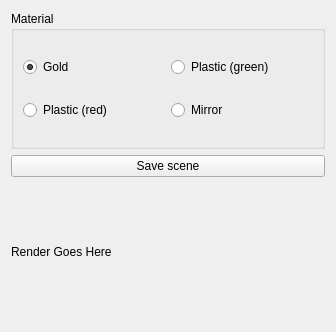
Above: widgets/manager.ui from Daichip/Project_Tesi before the change. Below: the same form after it.
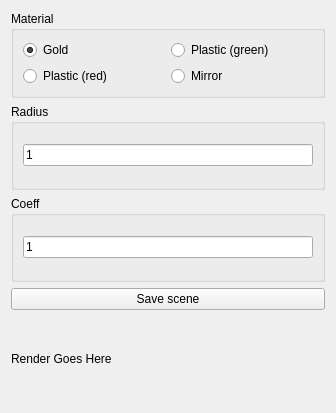
That is the form after the change.

Patch:
```diff
--- a/widgets/manager.ui
+++ b/widgets/manager.ui
@@ -7,7 +7,7 @@
     <x>0</x>
     <y>0</y>
     <width>336</width>
-    <height>332</height>
+    <height>413</height>
    </rect>
   </property>
   <property name="windowTitle">
@@ -54,6 +54,50 @@
      </layout>
     </widget>
    </item>
+   <item>
+    <widget class="QGroupBox" name="radiusGroupBox">
+     <property name="title">
+      <string>Radius</string>
+     </property>
+     <layout class="QGridLayout" name="gridLayout">
+      <item row="0" column="0">
+       <widget class="QLineEdit" name="radiusLineEdit">
+        <property name="baseSize">
+         <size>
+          <width>320</width>
+          <height>65</height>
+         </size>
+        </property>
+        <property name="text">
+         <string>1</string>
+        </property>
+       </widget>
+      </item>
+     </layout>
+    </widget>
+   </item>
+   <item>
+    <widget class="QGroupBox" name="coeffGroupBox">
+     <property name="title">
+      <string>Coeff</string>
+     </property>
+     <layout class="QGridLayout" name="gridLayout_3">
+      <item row="0" column="0">
+       <widget class="QLineEdit" name="coeffLineEdit">
+        <property name="baseSize">
+         <size>
+          <width>320</width>
+          <height>65</height>
+         </size>
+        </property>
+        <property name="text">
+         <string>1</string>
+        </property>
+       </widget>
+      </item>
+     </layout>
+    </widget>
+   </item>
    <item>
     <widget class="QPushButton" name="saveSceneButton">
      <property name="text">
```
